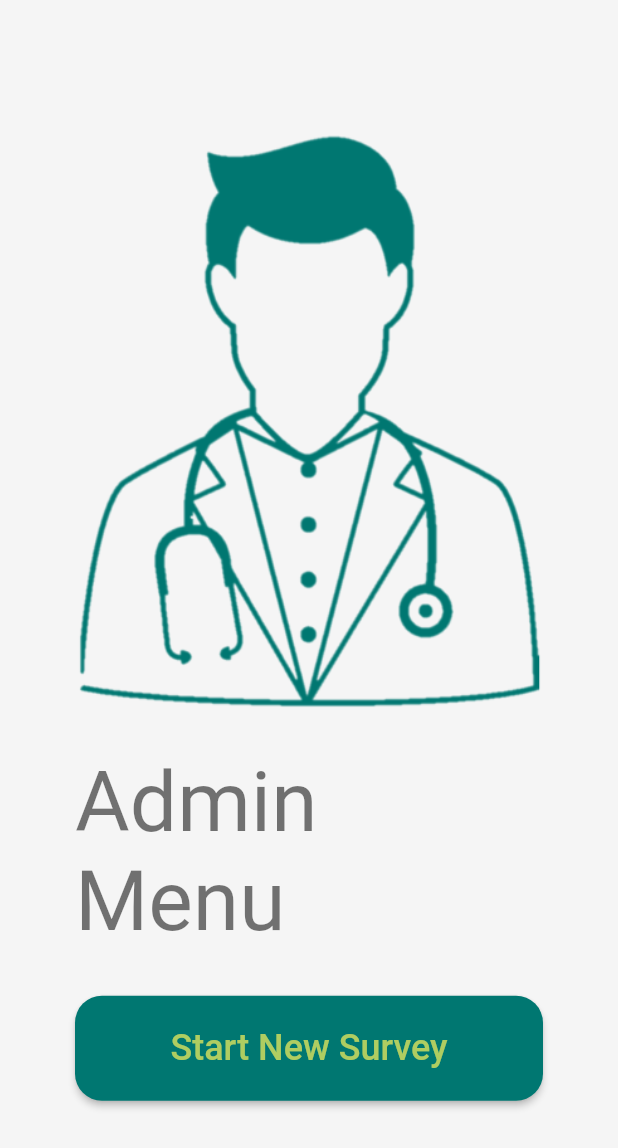
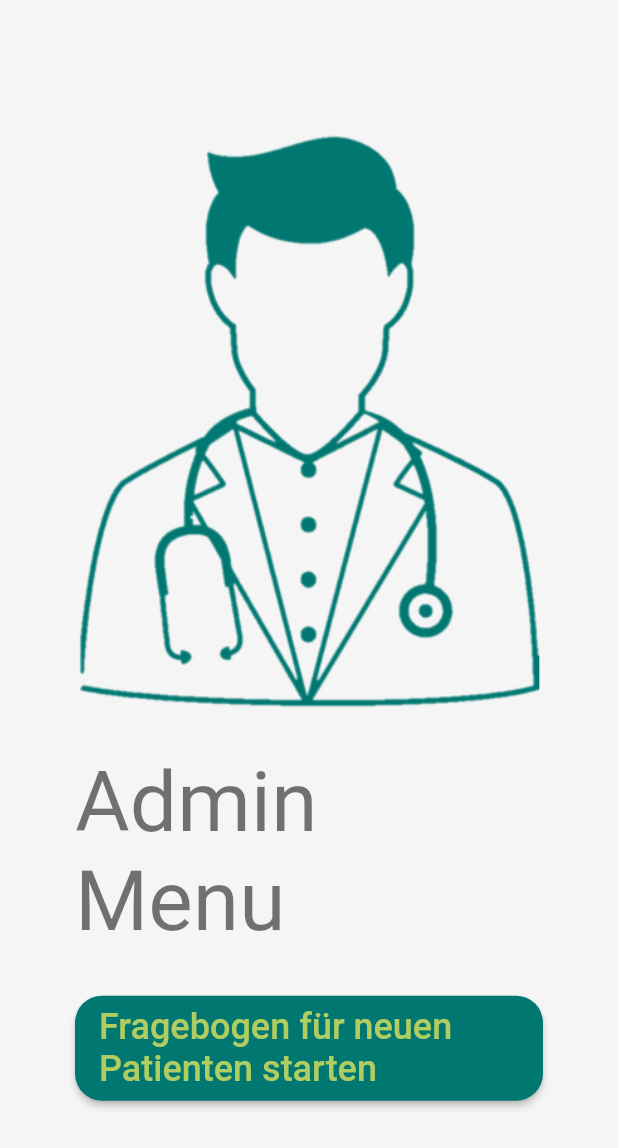
Before and after one commit to FlorianGrundmann/survey-app, a Flutter app: the AdminMenuPage widget shown alone on an empty page, opened directly, on a phone screen of 412 x 824 dp. Shown: the top 1148 px of the screen. Run offline on Flutter 3.47's test engine with Material 2 defaults, Android fonts, the phone set to English and light mode, and no system bars; our stand-ins replace bloc, dartz, equatable, flutter_bloc, get_it.

Commit message:
'Start new survey' button on admin menu now resets the app.

```diff
--- a/lib/features/survey/presentation/pages/admin_menu_page.dart
+++ b/lib/features/survey/presentation/pages/admin_menu_page.dart
@@ -1,6 +1,8 @@
 import 'package:flutter/material.dart';
+import 'package:flutter_bloc/flutter_bloc.dart';
 
 import '../../../../core/values/survey_paths.dart';
+import '../bloc/survey_bloc.dart';
 
 class AdminMenuPage extends StatelessWidget {
   const AdminMenuPage({Key key}) : super(key: key);
@@ -30,9 +32,11 @@ class AdminMenuPage extends StatelessWidget {
               width: double.infinity,
               height: 70,
               child: RaisedButton(
-                onPressed: () {},
+                onPressed: () {
+                  BlocProvider.of<SurveyBloc>(context).add(RestartEvent());
+                },
                 child: Text(
-                  'Start New Survey',
+                  'Fragebogen für neuen Patienten starten',
                   style: Theme.of(context).textTheme.button,
                 ),
               ),
```
